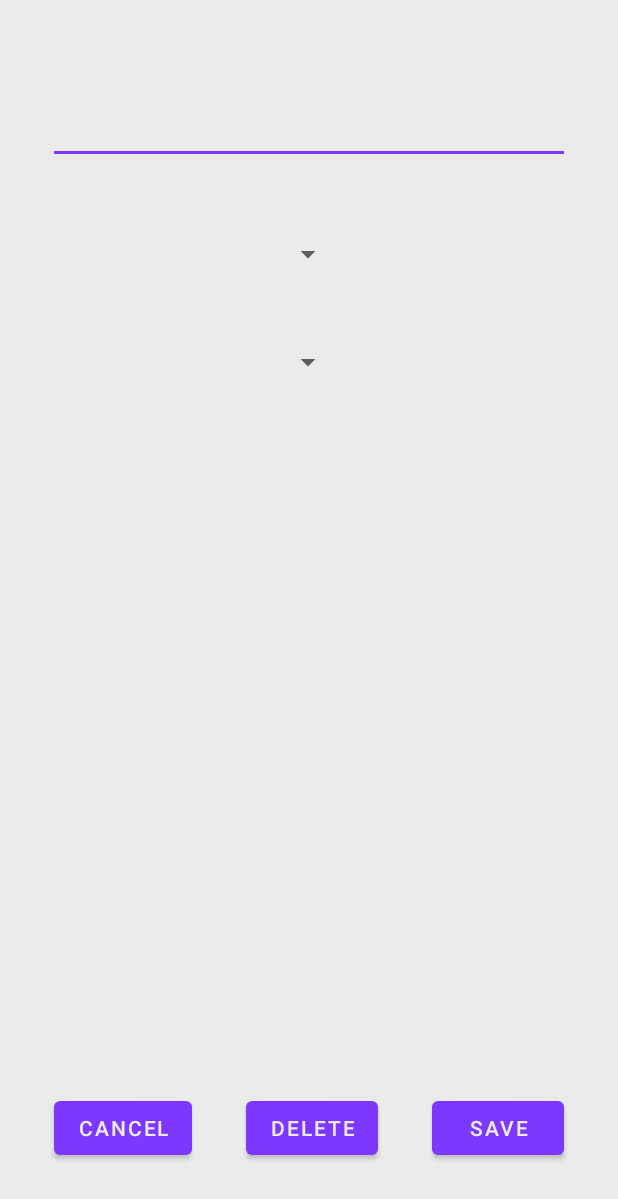
After one commit to rereahcs/MGEMiniproject, an Android app: the ItemActivity screen opened directly, with no data from a screen before it, on a phone screen of 412 x 824 dp. The commit adds this screen. Shown: the top 1199 px of the screen. Run offline under Robolectric (Android 15) with nearby library versions, the phone set to English and light mode, and no system bars.

Commit message:
work on colors in themes

```diff
--- a/BudgeIt/app/src/main/AndroidManifest.xml
+++ b/BudgeIt/app/src/main/AndroidManifest.xml
@@ -9,6 +9,9 @@
         android:roundIcon="@mipmap/ic_launcher_round"
         android:supportsRtl="true"
         android:theme="@style/Theme.BudgeIt">
+        <activity
+            android:name=".ItemActivity"
+            android:exported="true" />
         <activity
             android:name=".StatisticActivity"
             android:exported="true" />
--- /dev/null
+++ b/BudgeIt/app/src/main/java/ch/ost/rj/mge/budgeit/ItemActivity.java
@@ -0,0 +1,14 @@
+package ch.ost.rj.mge.budgeit;
+
+import androidx.appcompat.app.AppCompatActivity;
+
+import android.os.Bundle;
+
+public class ItemActivity extends AppCompatActivity {
+
+    @Override
+    protected void onCreate(Bundle savedInstanceState) {
+        super.onCreate(savedInstanceState);
+        setContentView(R.layout.activity_item);
+    }
+}
--- /dev/null
+++ b/BudgeIt/app/src/main/res/layout/activity_item.xml
@@ -0,0 +1,81 @@
+<?xml version="1.0" encoding="utf-8"?>
+<androidx.constraintlayout.widget.ConstraintLayout xmlns:android="http://schemas.android.com/apk/res/android"
+    xmlns:app="http://schemas.android.com/apk/res-auto"
+    xmlns:tools="http://schemas.android.com/tools"
+    android:layout_width="match_parent"
+    android:layout_height="match_parent"
+    tools:context=".ItemActivity">
+
+    <Spinner
+        android:id="@+id/categorySpinner2"
+        android:layout_width="wrap_content"
+        android:layout_height="wrap_content"
+        android:layout_marginStart="32dp"
+        android:layout_marginTop="48dp"
+        android:layout_marginEnd="32dp"
+        android:contentDescription="choose category"
+        app:layout_constraintEnd_toEndOf="parent"
+        app:layout_constraintHorizontal_bias="0.498"
+        app:layout_constraintStart_toStartOf="parent"
+        app:layout_constraintTop_toBottomOf="@+id/amountInput" />
+
+    <Spinner
+        android:id="@+id/categorySpinner3"
+        android:layout_width="wrap_content"
+        android:layout_height="wrap_content"
+        android:layout_marginStart="32dp"
+        android:layout_marginTop="48dp"
+        android:layout_marginEnd="32dp"
+        android:contentDescription="choose category"
+        app:layout_constraintEnd_toEndOf="parent"
+        app:layout_constraintHorizontal_bias="0.498"
+        app:layout_constraintStart_toStartOf="parent"
+        app:layout_constraintTop_toBottomOf="@+id/categorySpinner2" />
+
+    <com.google.android.material.textfield.TextInputEditText
+        android:id="@+id/amountInput"
+        android:layout_width="match_parent"
+        android:layout_height="wrap_content"
+        android:layout_marginStart="32dp"
+        android:layout_marginTop="64dp"
+        android:layout_marginEnd="32dp"
+        android:contentDescription="Input field for amount."
+        app:layout_constraintEnd_toEndOf="parent"
+        app:layout_constraintHorizontal_bias="1.0"
+        app:layout_constraintStart_toStartOf="parent"
+        app:layout_constraintTop_toTopOf="parent" />
+
+    <Button
+        android:id="@+id/button"
+        android:layout_width="wrap_content"
+        android:layout_height="wrap_content"
+        android:layout_marginBottom="48dp"
+        android:text="save"
+        app:layout_constraintBottom_toBottomOf="parent"
+        app:layout_constraintEnd_toEndOf="parent"
+        app:layout_constraintHorizontal_bias="0.5"
+        app:layout_constraintStart_toEndOf="@+id/button2" />
+
+    <Button
+        android:id="@+id/button2"
+        android:layout_width="wrap_content"
+        android:layout_height="wrap_content"
+        android:layout_marginBottom="48dp"
+        android:text="delete"
+        app:layout_constraintBottom_toBottomOf="parent"
+        app:layout_constraintEnd_toStartOf="@+id/button"
+        app:layout_constraintHorizontal_bias="0.5"
+        app:layout_constraintStart_toEndOf="@+id/button3" />
+
+    <Button
+        android:id="@+id/button3"
+        android:layout_width="wrap_content"
+        android:layout_height="wrap_content"
+        android:layout_marginBottom="48dp"
+        android:text="cancel"
+        app:layout_constraintBottom_toBottomOf="parent"
+        app:layout_constraintEnd_toStartOf="@+id/button2"
+        app:layout_constraintHorizontal_bias="0.5"
+        app:layout_constraintStart_toStartOf="parent" />
+
+</androidx.constraintlayout.widget.ConstraintLayout>
--- a/BudgeIt/app/src/main/res/values/colors.xml
+++ b/BudgeIt/app/src/main/res/values/colors.xml
@@ -10,9 +10,6 @@
     <color name="secondaryLightColor">#9d46ff</color>
     <color name="secondaryDarkColor">#0a00b6</color>
 
-    <color name="primaryTextColor">#ffffff</color>
-    <color name="secondaryTextColor">#ffffff</color>
-
     <color name="bg_night">#291550</color>
     <color name="button_night">#7D37FF</color>
     <color name="font_night">#C8B9E5</color>
@@ -21,4 +18,9 @@
     <color name="button_light">#6D2BE4</color>
     <color name="font_light">#370F7E</color>
     <color name="greyFont_light">#9A8BB4</color>
+    <color name="light_blue_600">#FF039BE5</color>
+    <color name="light_blue_900">#FF01579B</color>
+    <color name="light_blue_A200">#FF40C4FF</color>
+    <color name="light_blue_A400">#FF00B0FF</color>
+    <color name="black_overlay">#66000000</color>
 </resources>
--- a/BudgeIt/app/src/main/res/values/strings.xml
+++ b/BudgeIt/app/src/main/res/values/strings.xml
@@ -1,3 +1,5 @@
 <resources>
     <string name="app_name">BudgeIt</string>
+    <string name="dummy_button">Dummy Button</string>
+    <string name="dummy_content">DUMMY\nCONTENT</string>
 </resources>
--- /dev/null
+++ b/BudgeIt/app/src/main/res/values/styles.xml
@@ -0,0 +1,7 @@
+<resources>
+
+    <style name="Widget.Theme.BudgeIt.ButtonBar.Fullscreen" parent="">
+        <item name="android:background">@color/black_overlay</item>
+        <item name="android:buttonBarStyle">?android:attr/buttonBarStyle</item>
+    </style>
+</resources>
--- a/BudgeIt/app/src/main/res/values/themes.xml
+++ b/BudgeIt/app/src/main/res/values/themes.xml
@@ -4,16 +4,24 @@
         <!-- Primary brand color. -->
         <item name="colorPrimary">@color/primaryColor</item>
         <item name="colorPrimaryVariant">@color/primaryColor</item>
-        <item name="colorOnPrimary">@color/font_light</item>
-        <item name="background">@color/backgroundLight</item>
+        <item name="colorOnPrimary">@color/backgroundLight</item>
+        <item name="android:colorBackground">@color/backgroundLight</item>
         <item name="colorOnBackground">@color/font_light</item>
-        <item name="colorSurface">@color/backgroundLight</item>
+        <item name="colorSurface">@color/primaryColor</item>
+        <item name="colorOnSurface">@color/backgroundLight</item>
+
+
         <!-- Secondary brand color. -->
         <item name="colorSecondary">@color/primaryColor</item>
-        <item name="colorSecondaryVariant">@color/primaryColor</item>
-        <item name="colorOnSecondary">@color/font_night</item>
+<!--        <item name="colorSecondaryVariant">@color/primaryColor</item>-->
+<!--        <item name="colorOnSecondary">@color/font_night</item>-->
         <!-- Status bar color. -->
         <item name="android:statusBarColor" tools:targetApi="l">?attr/colorPrimaryVariant</item>
         <!-- Customize your theme here. -->
     </style>
+
+<!--    <style name="ThemeOverlay.BudgeIt.FullscreenContainer" parent="">-->
+<!--        <item name="fullscreenBackgroundColor">@color/light_blue_600</item>-->
+<!--        <item name="fullscreenTextColor">@color/light_blue_A200</item>-->
+<!--    </style>-->
 </resources>
```
